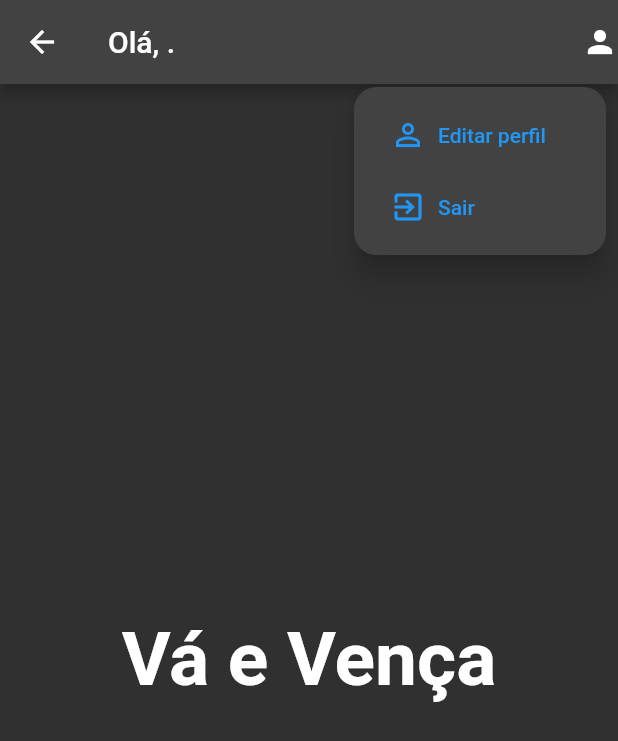
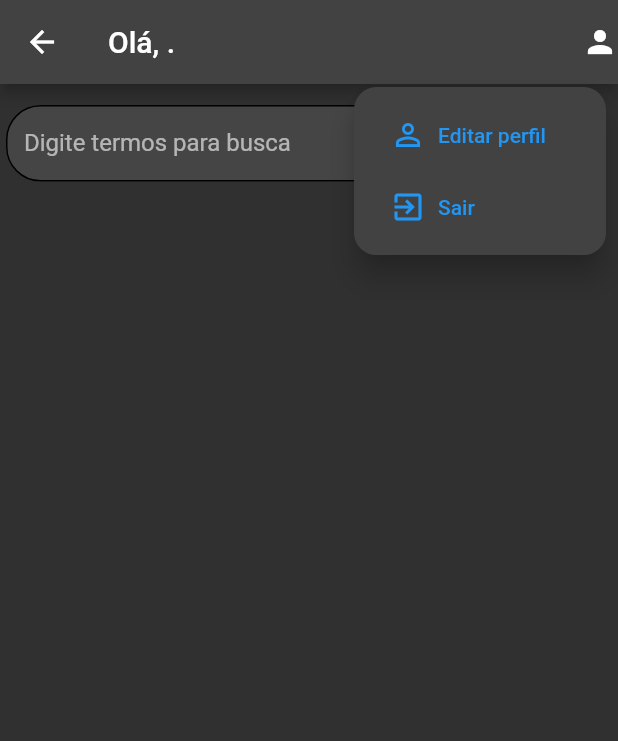
Before and after one commit to catalunha/noctua, a Flutter app: the HomePage screen opened by its route, after a tap on the "person" icon, on a phone screen of 412 x 824 dp. Shown: the top 741 px of the screen. Run offline on Flutter 3.47's test engine with Material 2 defaults, Android fonts, the light colour scheme and no system bars; our stand-ins replace get, image_picker, parse_server_sdk_flutter; missing offline and left inert: validatorless; accounts and stored records are empty; network calls fail.

Commit message:
versao 1 online

```diff
--- a/lib/app/app.dart
+++ b/lib/app/app.dart
@@ -10,7 +10,7 @@ class App extends StatelessWidget {
   @override
   Widget build(BuildContext context) {
     return GetMaterialApp(
-      title: 'ClassFrase',
+      title: 'Noctua',
       theme: ThemeData.dark(),
       localizationsDelegates: const [
         GlobalMaterialLocalizations.delegate,
--- a/lib/app/data/b4a/person/person_repository_b4a.dart
+++ b/lib/app/data/b4a/person/person_repository_b4a.dart
@@ -11,7 +11,9 @@ class PersonRepositoryB4a extends GetxService implements PersonRepository {
       PersonFilter personFilter) async {
     QueryBuilder<ParseObject> query =
         QueryBuilder<ParseObject>(ParseObject(PersonEntity.className));
-    final user = await ParseUser.currentUser() as ParseUser;
+    // final user = await ParseUser.currentUser() as ParseUser;
+    // query.whereEqualTo('isMale', true);
+    // query.
 
     query.includeObject(['user', 'user.profile']);
     return query;
--- a/lib/app/routes.dart
+++ b/lib/app/routes.dart
@@ -3,6 +3,7 @@ import 'package:noctua/app/view/controllers/auth/email/auth_register_email_depen
 import 'package:noctua/app/view/controllers/auth/login/login_dependencies.dart';
 import 'package:noctua/app/view/controllers/auth/splash/splash_dependencies.dart';
 import 'package:noctua/app/view/controllers/home/home_dependencies.dart';
+import 'package:noctua/app/view/controllers/person/person_dependencies.dart';
 import 'package:noctua/app/view/controllers/user/profile/user_profile_dependencies.dart';
 import 'package:noctua/app/view/pages/auth/login/auth_login_page.dart';
 import 'package:noctua/app/view/pages/auth/register/email/auth_register_email.page.dart';
@@ -40,6 +41,7 @@ class Routes {
       binding: HomeDependencies(),
       bindings: [
         HomeDependencies(),
+        PersonDependencies(),
       ],
       page: () => HomePage(),
     ),
--- /dev/null
+++ b/lib/app/view/controllers/person/person_controller.dart
@@ -0,0 +1,38 @@
+import 'package:get/get.dart';
+import 'package:noctua/app/domain/models/person_model.dart';
+import 'package:noctua/app/domain/usecases/person/person_filter.dart';
+import 'package:noctua/app/domain/usecases/person/person_usecase.dart';
+import 'package:noctua/app/view/controllers/utils/loader_mixin.dart';
+import 'package:noctua/app/view/controllers/utils/message_mixin.dart';
+
+class PersonController extends GetxController with LoaderMixin, MessageMixin {
+  final PersonUseCase _personUseCase;
+
+  PersonController({
+    required PersonUseCase personUseCase,
+  }) : _personUseCase = personUseCase;
+
+  final _loading = false.obs;
+  set loading(bool value) => _loading(value);
+  final _message = Rxn<MessageModel>();
+
+  final _personList = <PersonModel>[].obs;
+  List<PersonModel> get personList => _personList;
+
+  @override
+  void onInit() async {
+    loaderListener(_loading);
+    messageListener(_message);
+    super.onInit();
+  }
+
+  Future<void> listAll() async {
+    _loading(true);
+    _personList.clear();
+    PersonFilter personFilter = PersonFilter();
+    List<PersonModel> temp = await _personUseCase.list(personFilter);
+    _personList(temp);
+    print(_personList.length);
+    _loading(false);
+  }
+}
--- /dev/null
+++ b/lib/app/view/controllers/person/person_dependencies.dart
@@ -0,0 +1,23 @@
+import 'package:get/get.dart';
+import 'package:noctua/app/data/b4a/person/person_repository_b4a.dart';
+import 'package:noctua/app/data/repositories/person_repository.dart';
+import 'package:noctua/app/domain/usecases/person/person_usecase.dart';
+import 'package:noctua/app/domain/usecases/person/person_usecase_impl.dart';
+import 'package:noctua/app/view/controllers/person/person_controller.dart';
+
+class PersonDependencies implements Bindings {
+  @override
+  void dependencies() {
+    Get.put<PersonRepository>(
+      PersonRepositoryB4a(),
+    );
+    Get.put<PersonUseCase>(
+      PersonUseCaseImpl(
+        repository: Get.find(),
+      ),
+    );
+    Get.put<PersonController>(
+      PersonController(personUseCase: Get.find()),
+    );
+  }
+}
--- a/lib/app/view/pages/home/home_page.dart
+++ b/lib/app/view/pages/home/home_page.dart
@@ -3,6 +3,7 @@ import 'package:get/get.dart';
 import 'package:noctua/app/view/controllers/auth/splash/splash_controller.dart';
 import 'package:noctua/app/view/controllers/home/home_controller.dart';
 import 'package:noctua/app/view/pages/home/parts/popmenu_user.dart';
+import 'package:noctua/app/view/pages/person/person_search.dart';
 
 class HomePage extends StatefulWidget {
   final SplashController _splashController = Get.find();
@@ -28,14 +29,7 @@ class _HomePageState extends State<HomePage> {
           PopMenuButtonPhotoUser(),
         ],
       ),
-      body: buildSearch(),
-    );
-  }
-
-  Widget buildSearch() {
-    return const Center(
-      child: Text('Vá e Vença',
-          style: TextStyle(fontWeight: FontWeight.bold, fontSize: 50)),
+      body: PersonSearch(),
     );
   }
 }
--- /dev/null
+++ b/lib/app/view/pages/person/person_search.dart
@@ -0,0 +1,62 @@
+import 'package:flutter/material.dart';
+import 'package:get/get.dart';
+import 'package:noctua/app/view/controllers/person/person_controller.dart';
+import 'package:noctua/app/view/pages/person/parts/person_card.dart';
+import 'package:noctua/app/view/pages/utils/app_textformfield.dart';
+
+class PersonSearch extends StatefulWidget {
+  final PersonController _personController = Get.find();
+
+  PersonSearch({Key? key}) : super(key: key);
+
+  @override
+  State<PersonSearch> createState() => _PersonSearchState();
+}
+
+class _PersonSearchState extends State<PersonSearch> {
+  final _formKey = GlobalKey<FormState>();
+  final _nameTec = TextEditingController();
+  @override
+  void initState() {
+    // TODO: implement initState
+    super.initState();
+    _nameTec.text = "";
+  }
+
+  @override
+  Widget build(BuildContext context) {
+    return Column(
+      children: [
+        const SizedBox(
+          height: 10,
+        ),
+        Row(
+          children: [
+            Expanded(
+              flex: 10,
+              child: AppTextFormField(
+                label: 'Digite termos para busca',
+                controller: _nameTec,
+              ),
+            ),
+            Expanded(
+                // flex: 1,
+                child: IconButton(
+                    onPressed: () {
+                      widget._personController.listAll();
+                    },
+                    icon: const Icon(Icons.search)))
+          ],
+        ),
+        // ElevatedButton(onPressed: () {}, child: const Text('Search by group')),
+        SingleChildScrollView(
+          child: Obx(() => Column(children: [
+                ...widget._personController.personList
+                    .map((e) => PersonCard(personModel: e))
+                    .toList()
+              ])),
+        )
+      ],
+    );
+  }
+}
```
Also changed, not shown: lib/app/view/controllers/home/home_controller.dart (+0 -95 lines), lib/app/view/pages/person/parts/person_card.dart (added, +19 -0 lines), 12 other files.
